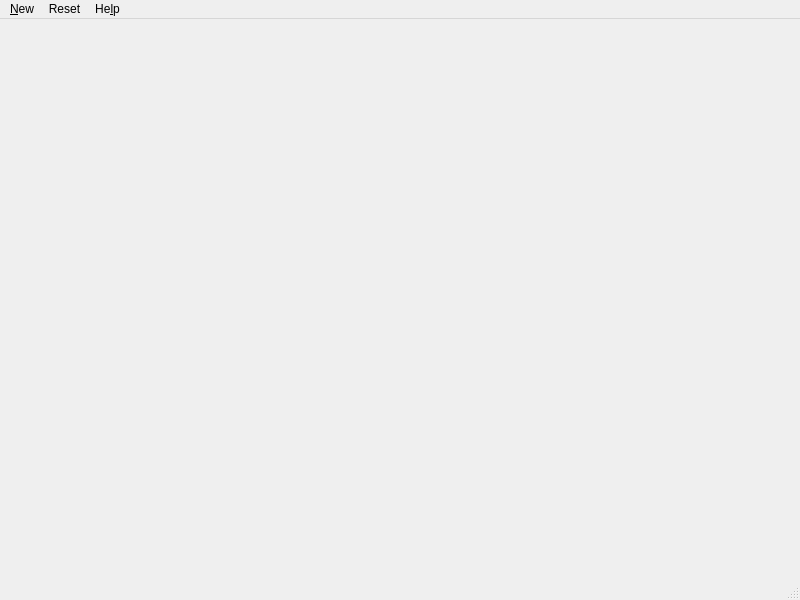
Above: ludo.ui from sadanand-singh/ludoGame before the change. Below: the same form after it.
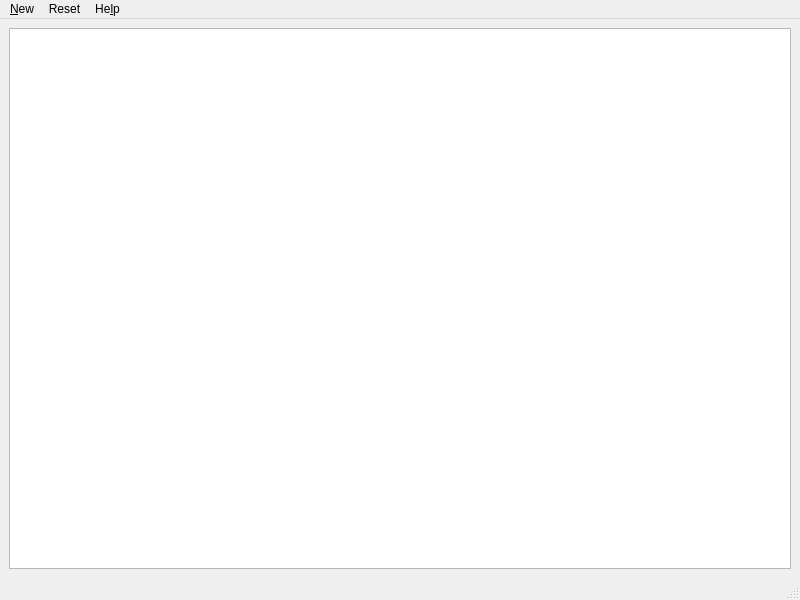
That is the form after the change.

```diff
--- a/ludo.ui
+++ b/ludo.ui
@@ -19,7 +19,13 @@
   <property name="windowTitle">
    <string>MainWindow</string>
   </property>
-  <widget class="QWidget" name="centralwidget"/>
+  <widget class="QWidget" name="centralwidget">
+   <layout class="QVBoxLayout" name="verticalLayout">
+    <item>
+     <widget class="QGraphicsView" name="graphicsView"/>
+    </item>
+   </layout>
+  </widget>
   <widget class="QMenuBar" name="menubar">
    <property name="geometry">
     <rect>
```
Left out of the diff: 12 changed lines with no effect on the pictures.
